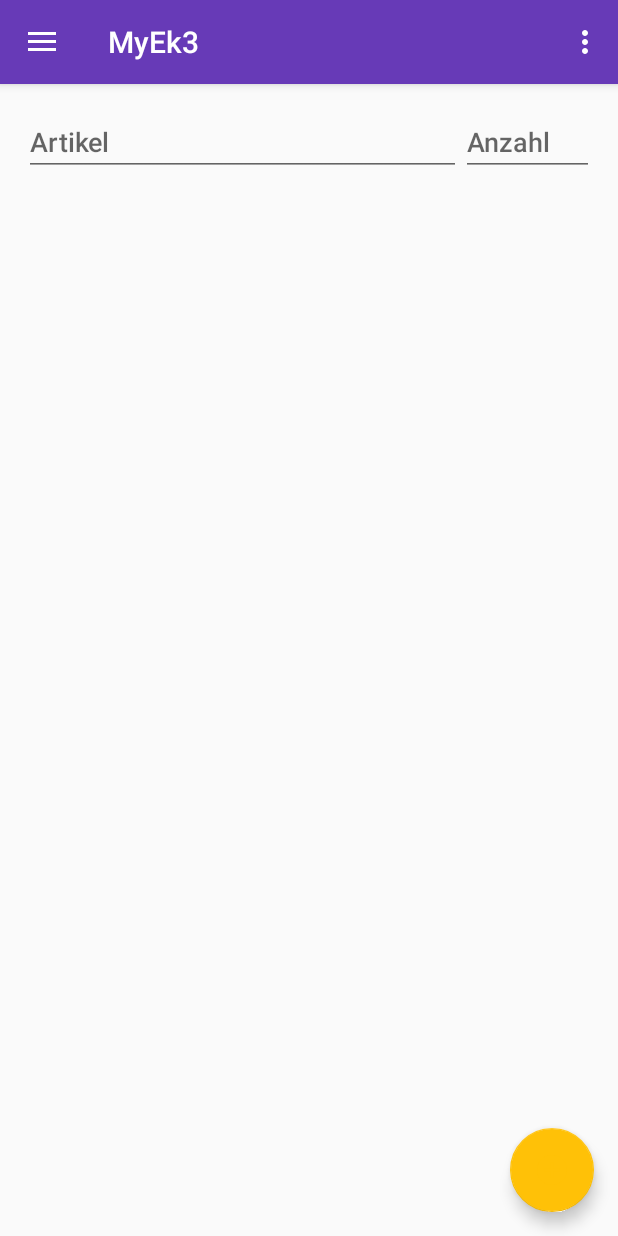
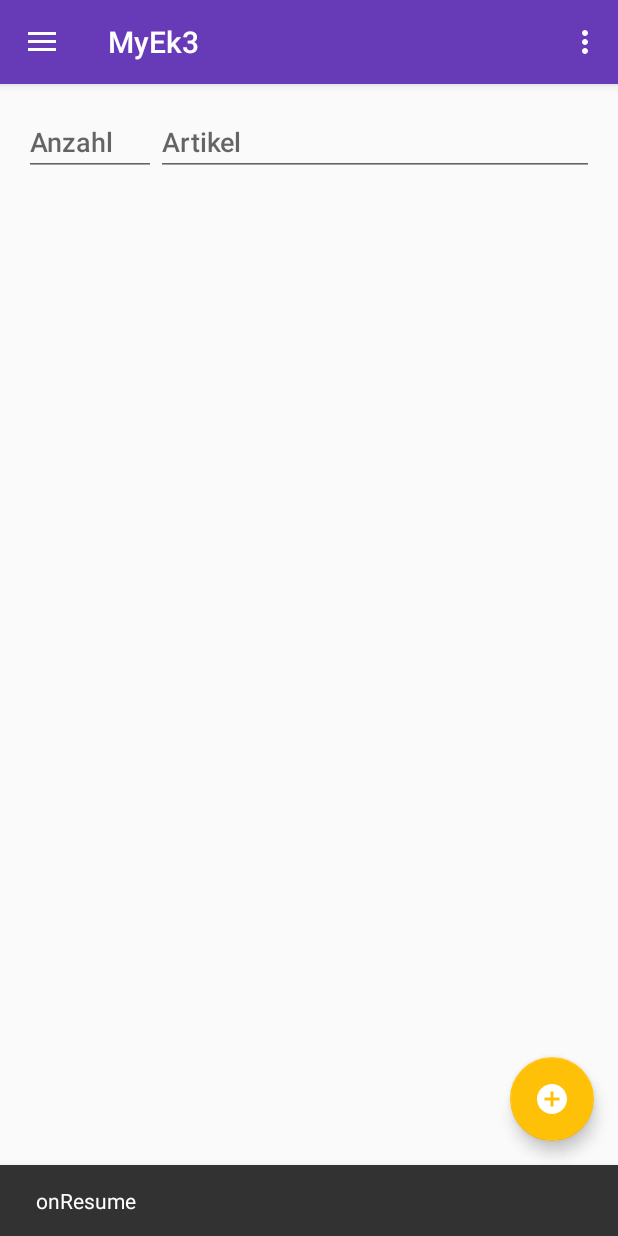
Before and after one commit to JLGreenwood/ourApp, an Android app: the MainActivity screen opened directly, with no data from a screen before it, on a phone screen of 412 x 824 dp. Run offline under Robolectric (Android 15) with nearby library versions, the phone set to English and light mode, and no system bars; libraries missing offline, so code that uses them is left out: com.couchbase.lite; 5 statements that could not run were skipped.

```diff
--- a/app/src/main/java/app/com/example/administrator/myek3/app/ArticleAdapter.java
+++ b/app/src/main/java/app/com/example/administrator/myek3/app/ArticleAdapter.java
@@ -71,7 +71,7 @@ public class ArticleAdapter extends BaseAdapter{
         }
 
 
-        holder.articleView.setText("" + article.getArticleName() + " (" + article.getArticleAmount() + ")");
+        holder.articleView.setText("" + article.getArticleAmount() + " x " + article.getArticleName()  );
         return convertView;
 
     }
--- a/app/src/main/java/app/com/example/administrator/myek3/app/MainActivity.java
+++ b/app/src/main/java/app/com/example/administrator/myek3/app/MainActivity.java
@@ -133,7 +133,7 @@ public class MainActivity extends AppCompatActivity implements NavigationView.On
                         }
                         articleName.setText("");
                         articleAmount.setText("");
-                        articleName.requestFocus();
+                        articleAmount.requestFocus();
                         break;
                     case "shoppingLists":
 
@@ -310,4 +310,20 @@ public class MainActivity extends AppCompatActivity implements NavigationView.On
         AppIndex.AppIndexApi.end(client, getIndexApiAction());
         client.disconnect();
     }
+
+    @Override
+    public void onPause(){
+        super.onPause();
+        Snackbar.make(findViewById(R.id.content_main), "Replace with your own action!! " , Snackbar.LENGTH_LONG)
+                .setAction("Action", null).show();
+
+    }
+    @Override
+    public void onResume(){
+        super.onResume();
+        Snackbar.make(findViewById(R.id.content_main), "onResume " , Snackbar.LENGTH_LONG)
+                .setAction("Action", null).show();
+
+    }
+
 }
--- a/app/src/main/res/drawable/ic_add_circle_black_24dp.xml
+++ b/app/src/main/res/drawable/ic_add_circle_black_24dp.xml
@@ -4,6 +4,6 @@
         android:viewportWidth="24.0"
         android:viewportHeight="24.0">
     <path
-        android:fillColor="#FFc107"
+        android:fillColor="#FFFF"
         android:pathData="M12,2C6.48,2 2,6.48 2,12s4.48,10 10,10 10,-4.48 10,-10S17.52,2 12,2zM17,13h-4v4h-2v-4L7,13v-2h4L11,7h2v4h4v2z"/>
 </vector>
--- a/app/src/main/res/layout/content_main.xml
+++ b/app/src/main/res/layout/content_main.xml
@@ -22,20 +22,22 @@
         <EditText
             android:layout_width="wrap_content"
             android:layout_height="wrap_content"
-            android:hint="@string/input_artikel"
-            android:maxWidth="10dp"
-            android:id="@+id/input_artikel"
-            android:layout_weight="4" />
-
-        <EditText
-            android:layout_width="wrap_content"
-            android:layout_height="wrap_content"
             android:hint="@string/input_anzahl"
             android:inputType="number"
             android:maxWidth="1dp"
             android:maxLength="8"
             android:id="@+id/input_anzahl"
             android:layout_weight="1" />
+
+        <EditText
+            android:layout_width="wrap_content"
+            android:layout_height="wrap_content"
+            android:hint="@string/input_artikel"
+            android:maxWidth="10dp"
+            android:id="@+id/input_artikel"
+            android:layout_weight="4" />
+
+
     </LinearLayout>
     <ListView
         android:layout_width="match_parent"
```
Also changed, not shown: app/src/main/res/layout/list_item_eklise.xml (+5 -6 lines).
